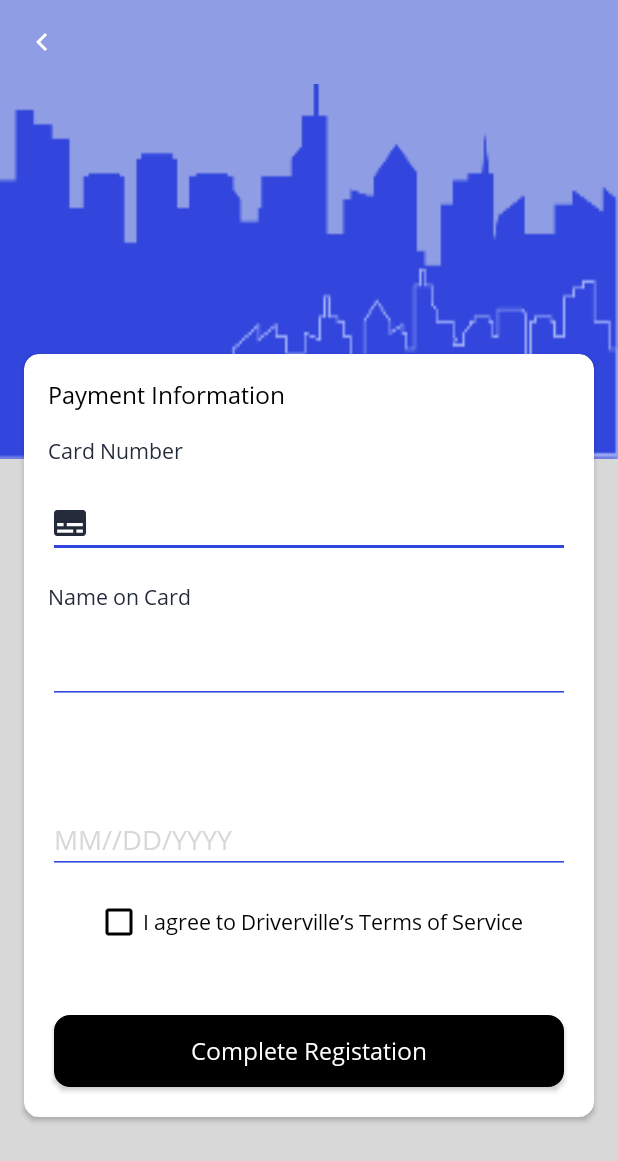
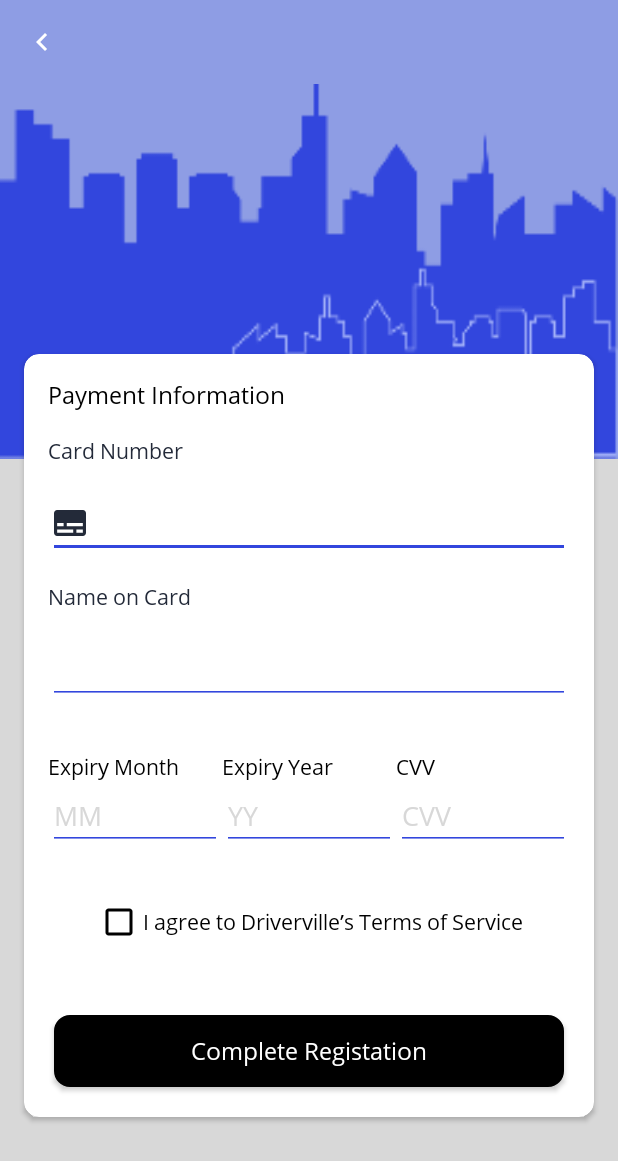
Before and after one commit to Itsmanrpchahal/Driveawayz_GPCODERS, an Android app: the CompleteSignUp screen opened directly, with no data from a screen before it, on a phone screen of 412 x 824 dp. Shown: the top 1161 px of the screen. Run offline under Robolectric (Android 15) with nearby library versions, the phone set to English and light mode, and no system bars.

Commit message:
Update at 30-Dec-2020 17:28

```diff
--- a/app/build.gradle
+++ b/app/build.gradle
@@ -97,5 +97,4 @@ dependencies {
     implementation 'com.squareup.retrofit2:converter-jackson:2.2.0'
     implementation 'com.squareup.retrofit2:adapter-rxjava:2.3.0'
     implementation 'com.android.support:multidex:1.0.3'
-
 }
--- a/app/src/main/java/com/driveawayz/SignUp/CompleteSignUp.kt
+++ b/app/src/main/java/com/driveawayz/SignUp/CompleteSignUp.kt
@@ -1,19 +1,28 @@
 package com.driveawayz.SignUp
 
+import android.app.DatePickerDialog
 import android.content.Intent
 import androidx.appcompat.app.AppCompatActivity
 import android.os.Bundle
+import android.util.Log
 import android.view.Window
 import android.view.WindowManager
 import android.widget.Button
+import android.widget.DatePicker
+import android.widget.EditText
 import android.widget.ImageButton
 import androidx.core.content.ContextCompat
 import com.driveawayz.R
 import com.driveawayz.dashboard.Dashboard
+import java.text.SimpleDateFormat
+import java.util.*
 
 class CompleteSignUp : AppCompatActivity() {
     private lateinit var back: ImageButton
     private lateinit var completebt: Button
+    private lateinit var monthcard: EditText
+    private lateinit var yearcard: EditText
+    val c = Calendar.getInstance()
 
     override fun onCreate(savedInstanceState: Bundle?) {
         super.onCreate(savedInstanceState)
@@ -26,6 +35,53 @@ class CompleteSignUp : AppCompatActivity() {
     private fun listeners() {
         back.setOnClickListener { onBackPressed() }
         completebt.setOnClickListener { startActivity(Intent(this, Dashboard::class.java)) }
+
+        val dateSetListener = object : DatePickerDialog.OnDateSetListener {
+            override fun onDateSet(
+                view: DatePicker, year: Int, monthOfYear: Int,
+                dayOfMonth: Int
+            ) {
+                c.set(Calendar.YEAR, year)
+                c.set(Calendar.MONTH, monthOfYear)
+                c.set(Calendar.DAY_OF_MONTH, dayOfMonth)
+                updateDateInView()
+            }
+        }
+        monthcard.setOnClickListener {
+            DatePickerDialog(
+                this, R.style.DialogTheme,
+                dateSetListener,
+                // set DatePickerDialog to point to today's date when it loads up
+                c.get(Calendar.YEAR),
+                c.get(Calendar.MONTH),
+                c.get(Calendar.DAY_OF_MONTH)
+            ).show()
+        }
+
+        yearcard.setOnClickListener {
+            DatePickerDialog(
+                this, R.style.DialogTheme,
+                dateSetListener,
+                // set DatePickerDialog to point to today's date when it loads up
+                c.get(Calendar.YEAR),
+                c.get(Calendar.MONTH),
+                c.get(Calendar.DAY_OF_MONTH)
+            ).show()
+        }
+    }
+
+
+    private fun updateDateInView() {
+        val myFormat = "dd/MM/yyyy" // mention the format you need
+        val format1 = "yyyy-MM-dd'T'HH:mm:ss'Z'"
+        val sdf = SimpleDateFormat(myFormat, Locale.US)
+        val sdf1 = SimpleDateFormat(format1, Locale.UK)
+
+        val date = sdf.format(c.time)
+        val separate1 = date.split("/".toRegex()).map { it.trim() }
+
+        monthcard.setText(separate1[1])
+        yearcard.setText(separate1[2])
     }
 
     private fun findIds() {
@@ -41,5 +97,7 @@ class CompleteSignUp : AppCompatActivity() {
         window.setStatusBarColor(ContextCompat.getColor(this, R.color.colorLightTheme))
         back = findViewById(R.id.back)
         completebt = findViewById(R.id.completebt)
+        monthcard = findViewById(R.id.monthcard)
+        yearcard = findViewById(R.id.yearcard)
     }
 }
--- a/app/src/main/res/layout/activity_complete_sign_up.xml
+++ b/app/src/main/res/layout/activity_complete_sign_up.xml
@@ -130,46 +130,60 @@
                         android:layout_below="@id/cnameofcard_et"
                         android:layout_margin="@dimen/margin_dp16">
 
-                        <TextView
+                        <LinearLayout
                             android:layout_width="match_parent"
                             android:layout_height="wrap_content"
                             android:layout_weight="1"
-                            android:text="Expiry Month">
+                            android:orientation="vertical">
 
-                        </TextView>
+                            <TextView
+                                android:layout_width="match_parent"
+                                android:layout_height="wrap_content"
+                                android:layout_weight="1"
+                                android:textColor="@color/black"
+                                android:text="Expiry Month">
+
+                            </TextView>
+
+                            <EditText
+                                android:id="@+id/monthcard"
+                                android:layout_width="match_parent"
+                                android:layout_height="wrap_content"
+                                android:hint="MM"
+                                android:clickable="true"
+                                android:focusable="false"
+                                android:inputType="number"
+                                android:backgroundTint="@color/colorTheme"
+                                android:layout_weight="1"
+                                android:textColorHint="@color/colorGreyLight"
+                                android:textColor="@color/colorBlack">
+
+                            </EditText>
+
+                        </LinearLayout>
+
+                    <LinearLayout
+                        android:layout_width="match_parent"
+                        android:layout_height="wrap_content"
+                        android:layout_weight="1"
+                        android:orientation="vertical">
 
                         <TextView
                             android:layout_width="match_parent"
                             android:layout_height="wrap_content"
                             android:layout_weight="1"
+                            android:textColor="@color/black"
                             android:text="Expiry Year">
 
                         </TextView>
 
-                        <TextView
+                        <EditText
+                            android:id="@+id/yearcard"
                             android:layout_width="match_parent"
                             android:layout_height="wrap_content"
-                            android:layout_weight="1"
-                            android:text="CVV">
-
-                        </TextView>
-                    </LinearLayout>
-
-                    <LinearLayout
-                        android:id="@+id/layout2"
-                        android:layout_width="match_parent"
-                        android:layout_height="wrap_content"
-                        android:layout_below="@id/layout1"
-                        android:orientation="horizontal"
-                        android:weightSum="3"
-                        android:layout_marginLeft="@dimen/margin_dp16"
-                        android:layout_marginRight="@dimen/margin_dp16">
-
-                        <EditText
-                            android:id="@+id/monthcard"
-                            android:layout_width="match_parent"
-                            android:layout_height="wrap_content"
-                            android:hint="MM//DD/YYYY"
+                            android:hint="YY"
+                            android:clickable="true"
+                            android:focusable="false"
                             android:inputType="number"
                             android:backgroundTint="@color/colorTheme"
                             android:layout_weight="1"
@@ -180,11 +194,46 @@
                     </LinearLayout>
 
 
+                        <LinearLayout
+                            android:layout_width="match_parent"
+                            android:layout_height="wrap_content"
+                            android:layout_weight="1"
+                            android:orientation="vertical">
+
+                            <TextView
+                                android:layout_width="match_parent"
+                                android:layout_height="wrap_content"
+                                android:layout_weight="1"
+                                android:textColor="@color/black"
+                                android:text="CVV">
+
+                            </TextView>
+
+                            <EditText
+                                android:id="@+id/cvvcard"
+                                android:layout_width="match_parent"
+                                android:layout_height="wrap_content"
+                                android:hint="CVV"
+                                android:maxEms="3"
+                                android:maxLength="3"
+                                android:inputType="number"
+                                android:backgroundTint="@color/colorTheme"
+                                android:layout_weight="1"
+                                android:textColorHint="@color/colorGreyLight"
+                                android:textColor="@color/colorBlack">
+
+                            </EditText>
+                        </LinearLayout>
+
+                    </LinearLayout>
+
+
+
                     <CheckBox
                         android:id="@+id/checkbox"
                         android:layout_width="wrap_content"
                         android:layout_height="wrap_content"
-                        android:layout_below="@id/layout2"
+                        android:layout_below="@id/layout1"
                         android:layout_margin="@dimen/margin_dp16"
                         android:text="I agree to Driverville’s Terms of Service"
                         android:layout_centerHorizontal="true"
--- a/app/src/main/res/layout/activity_sign_up_detail1.xml
+++ b/app/src/main/res/layout/activity_sign_up_detail1.xml
@@ -256,7 +256,7 @@
                         android:layout_height="wrap_content"
                         android:layout_below="@id/addresstv"
                         android:layout_marginLeft="@dimen/margin_dp16"
-                        android:layout_marginTop="@dimen/margin_dp2"
+                        android:layout_marginTop="3dp"
                         android:layout_marginRight="@dimen/margin_dp16"
                         android:backgroundTint="@color/colorTheme"
                         android:hint="3526"
--- a/app/src/main/res/layout/activity_sign_up_detail2.xml
+++ b/app/src/main/res/layout/activity_sign_up_detail2.xml
@@ -220,7 +220,7 @@
 
 
                     <EditText
-                        android:id="@+id/address_et"
+                        android:id="@+id/licenceplate_et"
                         android:layout_width="match_parent"
                         android:layout_height="wrap_content"
                         android:layout_below="@id/licenceplatetv"
@@ -242,7 +242,7 @@
                         android:layout_width="wrap_content"
                         android:layout_height="wrap_content"
                         android:text="State"
-                        android:layout_below="@id/address_et"
+                        android:layout_below="@id/licenceplate_et"
                         android:textColor="@color/colorBlack"
                         android:layout_marginTop="@dimen/margin_dp30"
                         android:layout_marginLeft="@dimen/margin_dp16">
```
Also changed, not shown: app/src/main/java/com/driveawayz/SignUp/SignUpDetail1.kt (+53 -10 lines), app/src/main/java/com/driveawayz/SignUp/SignUpDetail2.kt (+53 -1 lines), app/src/main/res/layout/activity_dashboard.xml (+30 -26 lines).
